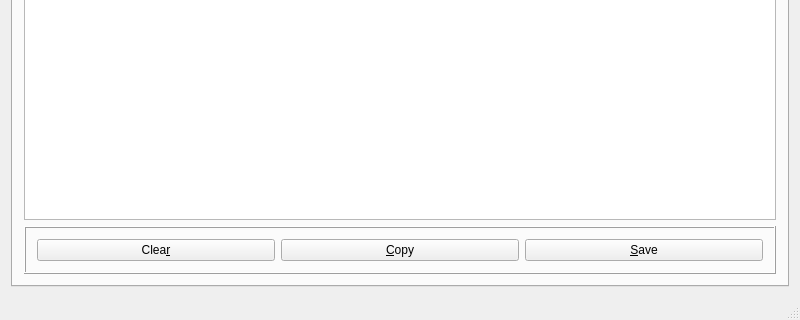
The window that resources/ui/wiibafu.ui (evertonstz/wiibafu) describes before a commit, drawn with Qt 5; both pictures show x 0 to 800 and y 320 to 640 of the 800 by 640 pixel window.
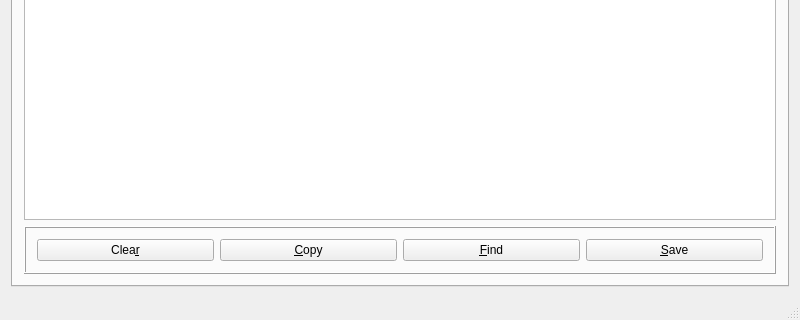
The same window after the commit. The open tabs and pages were chosen to show the change. Icons and pictures are not drawn.

Commit message: Search functionality for log

What changed in the file:
```diff
--- a/resources/ui/wiibafu.ui
+++ b/resources/ui/wiibafu.ui
@@ -1164,6 +1164,16 @@
              </property>
             </widget>
            </item>
+           <item>
+            <widget class="QPushButton" name="logTab_pushButton_Find">
+             <property name="text">
+              <string>&amp;Find</string>
+             </property>
+             <property name="shortcut">
+              <string>Ctrl+F</string>
+             </property>
+            </widget>
+           </item>
            <item>
             <widget class="QPushButton" name="logTab_pushButton_Save">
              <property name="text">
```
Left out of the diff: 3 changed lines with no effect on the pictures. The commit also changes 2 other files.
